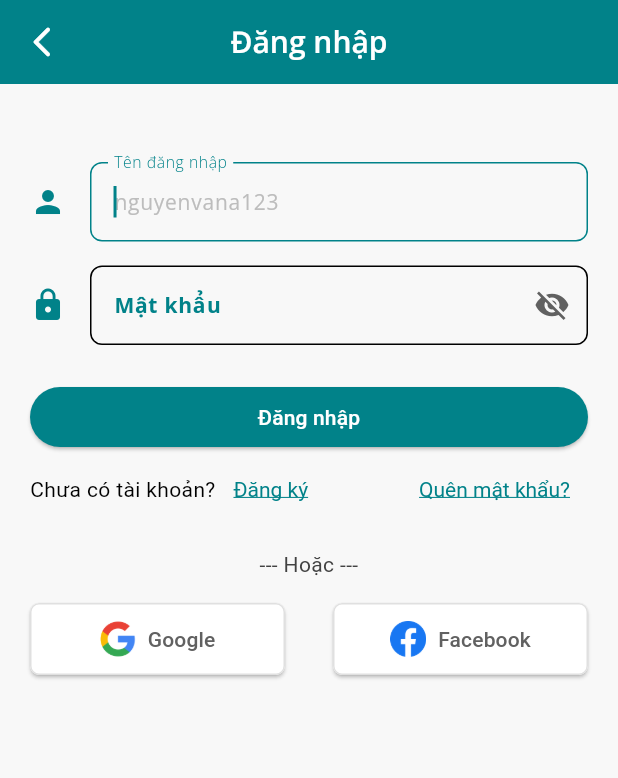
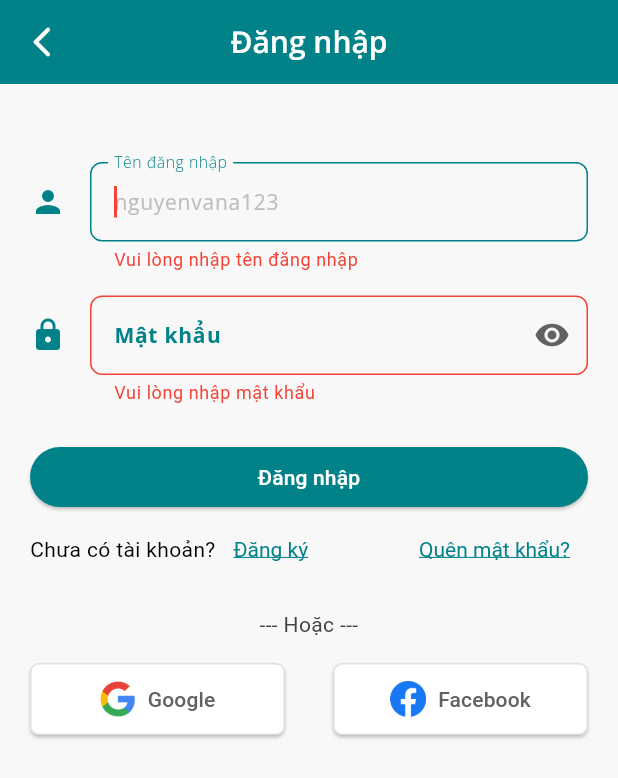
Before and after one commit to phamvlap/pharmacy-app, a Flutter app: the LoginScreen screen opened directly, after a tap on "Đăng nhập", on a phone screen of 412 x 824 dp. Shown: the top 778 px of the screen. Run offline on Flutter 3.47's test engine with Material 3 defaults, Android fonts, the phone set to English and light mode, and no system bars; our stand-ins replace carousel_slider, google_fonts; accounts and stored records are empty.

Commit message:
fix: fix missing key attribute in Form Widget

```diff
--- a/lib/ui/auth_screen/login_screen.dart
+++ b/lib/ui/auth_screen/login_screen.dart
@@ -109,6 +109,7 @@ class _LoginScreenState extends State<LoginScreen> {
               child: ListView(
                 children: [
                   Form(
+                    key: _loginForm,
                     child: Column(
                       children: [
                         _buildUsernameField(),
--- a/lib/ui/components/text_form_field.dart
+++ b/lib/ui/components/text_form_field.dart
@@ -1,6 +1,6 @@
 import 'package:flutter/material.dart';
 
-import './../../utils/utils.dart';
+import '../../utils/utils.dart';
 
 class AppTextFormField extends StatefulWidget {
   final String? initialValue;
@@ -16,8 +16,8 @@ class AppTextFormField extends StatefulWidget {
   final bool? hasSuffixIcon;
   final void Function()? onTap;
 
-  const AppTextFormField(
-      {super.key,
+  const AppTextFormField({
+    super.key,
     this.initialValue,
     this.controller,
     this.icon,
@@ -29,7 +29,8 @@ class AppTextFormField extends StatefulWidget {
     this.autoFocus,
     this.keyboardType,
     this.hasSuffixIcon,
-      this.onTap});
+    this.onTap,
+  });
 
   @override
   State<AppTextFormField> createState() => _AppTextFormFieldState();
@@ -125,7 +126,7 @@ class _AppTextFormFieldState extends State<AppTextFormField> {
                     );
                   },
                   icon: Icon(
-                    isVisibility ? Icons.visibility : Icons.visibility_off,
+                    isVisibility ? Icons.visibility_off : Icons.visibility,
                     color: AppColors.greyColor,
                   ),
                 )
```
Lines whose indentation alone changed are shown as unchanged.
